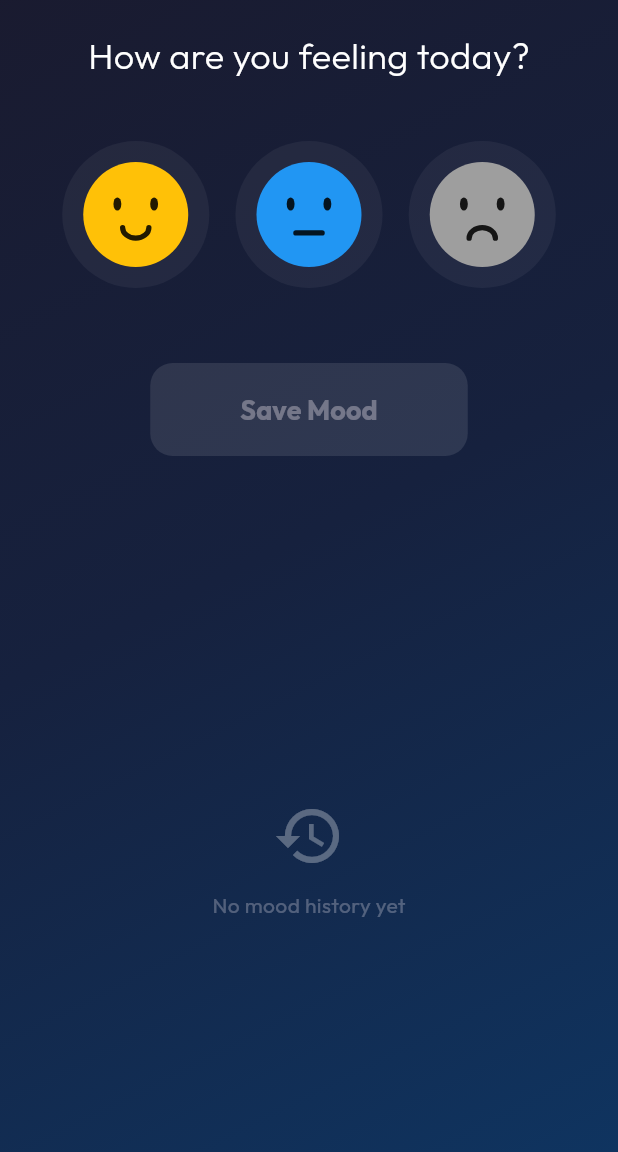
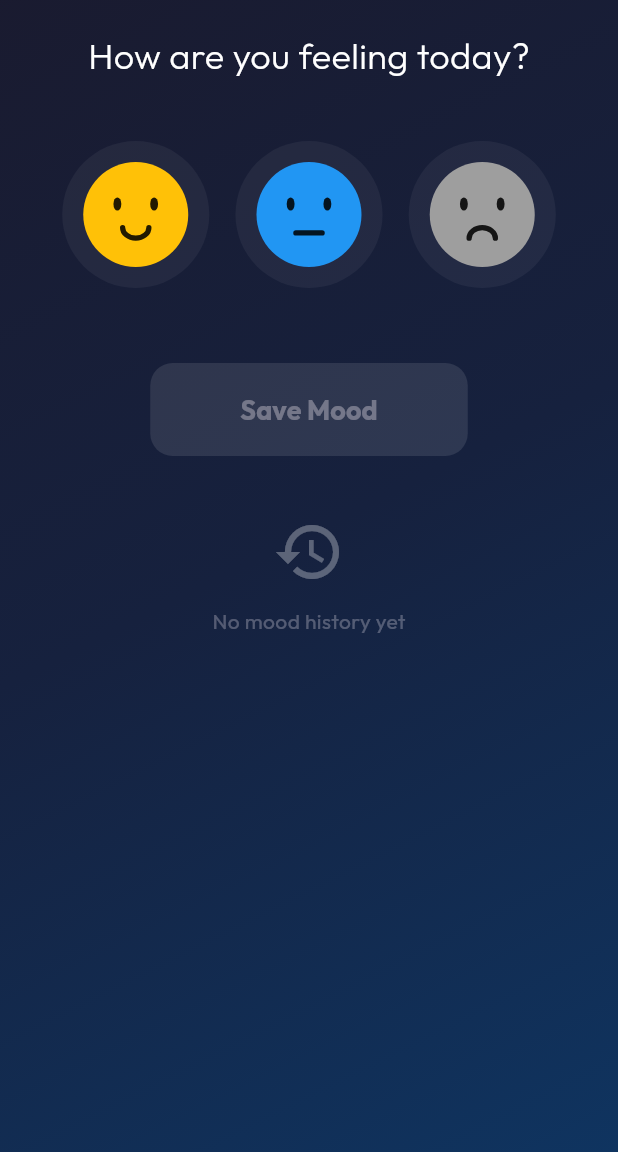
Before and after one commit to maliksubhan3018/mood-tracker, a Flutter app: the screen it shows after launch, on a phone screen of 412 x 824 dp, the part 84-1236 px from its top. Run offline on Flutter 3.47's test engine with Material 3 defaults, Android fonts, the phone set to English and light mode, and no system bars; our stand-ins replace google_fonts.

Commit message:
feat: implement mood tracking home screen with selection UI and timeline history

```diff
--- a/lib/screens/home_screen.dart
+++ b/lib/screens/home_screen.dart
@@ -67,6 +67,7 @@ class _HomeScreenState extends State<HomeScreen> {
           ),
         ),
         body: SafeArea(
+          child: SingleChildScrollView(
             child: Padding(
               padding: const EdgeInsets.symmetric(horizontal: 24.0),
               child: Column(
@@ -135,7 +136,7 @@ class _HomeScreenState extends State<HomeScreen> {
                       style: TextStyle(fontSize: 18, fontWeight: FontWeight.bold),
                     ),
                   ),
-                const Spacer(),
+                  const SizedBox(height: 40),
                   if (displayEntries.isNotEmpty) ...[
                     const Align(
                       alignment: Alignment.centerLeft,
@@ -164,7 +165,6 @@ class _HomeScreenState extends State<HomeScreen> {
                       ),
                     ),
                   ] else ...[
-                  const Spacer(),
                     const Opacity(
                       opacity: 0.3,
                       child: Column(
@@ -175,7 +175,6 @@ class _HomeScreenState extends State<HomeScreen> {
                         ],
                       ),
                     ),
-                  const Spacer(),
                   ],
                   const SizedBox(height: 40),
                 ],
@@ -183,6 +182,7 @@ class _HomeScreenState extends State<HomeScreen> {
             ),
           ),
         ),
+      ),
     );
   }
 }
```
Lines whose indentation alone changed are shown as unchanged.
